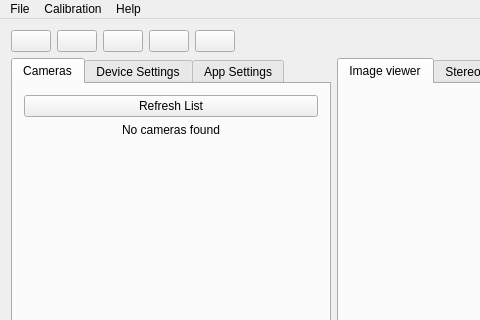
This is src/mainwindow.ui in i3drobotics/stereo-vision-toolkit as Qt 5 draws it before an edit; both pictures show x 0 to 480 and y 0 to 320 of the 1200 by 800 pixel window. The edited form follows.
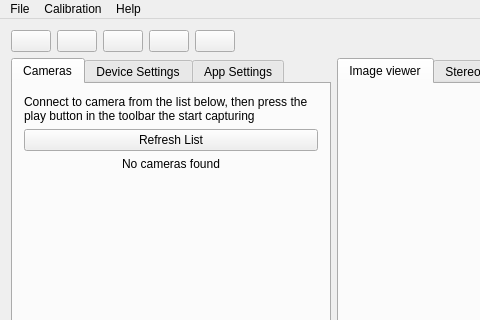
This is the edited form. The open tabs and pages were chosen to show the change.

Commit message: stable demios control and start to impliment basler

```diff
--- a/src/mainwindow.ui
+++ b/src/mainwindow.ui
@@ -371,7 +371,23 @@
             </attribute>
             <layout class="QGridLayout" name="gridLayout_3">
              <item row="0" column="0">
-              <layout class="QVBoxLayout" name="verticalLayout_2" stretch="0,1">
+              <layout class="QVBoxLayout" name="verticalLayout_2" stretch="0,0,1">
+               <item>
+                <widget class="QLabel" name="label">
+                 <property name="text">
+                  <string>Connect to camera from the list below, then press the play button in the toolbar the start capturing</string>
+                 </property>
+                 <property name="scaledContents">
+                  <bool>false</bool>
+                 </property>
+                 <property name="wordWrap">
+                  <bool>true</bool>
+                 </property>
+                 <property name="margin">
+                  <number>2</number>
+                 </property>
+                </widget>
+               </item>
                <item>
                 <layout class="QHBoxLayout" name="horizontalLayout_2" stretch="0">
                  <item>
```
Left out of the diff: 2 changed lines with no effect on the pictures. The commit also changes 11 other files.
